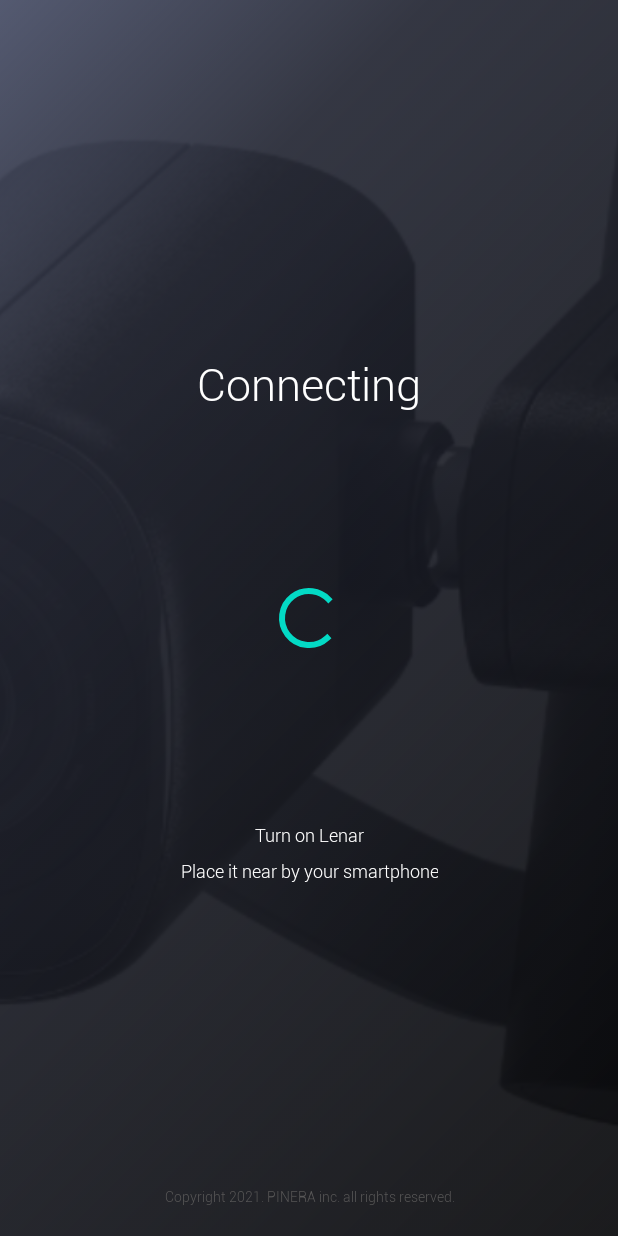
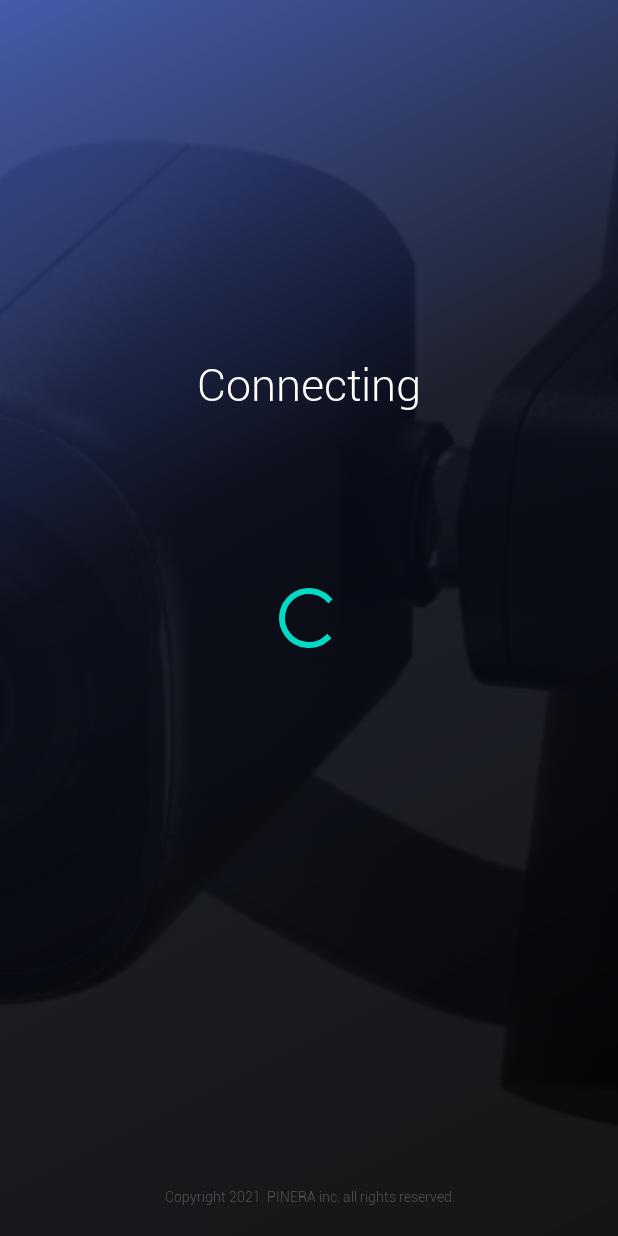
Before and after one commit to korangko/lenarv03, an Android app: the layout activity_connect1.xml on its own in the app's theme, with its tools: preview values and no code run, on a phone screen of 412 x 824 dp. Run offline under Robolectric (Android 15) with nearby library versions, the phone set to English and light mode, and no system bars; plain views replace SpinKitView.

Commit message:
lenar 210706

```diff
--- a/app/src/main/java/com/example/lenarv03/utils/WifiConnect.java
+++ b/app/src/main/java/com/example/lenarv03/utils/WifiConnect.java
@@ -14,8 +14,8 @@ import static android.content.Context.WIFI_SERVICE;
 
 public class WifiConnect {
 
-    public static Boolean LenarConnected = true;
-    String LenarSSID = "KT_GiGA_5G_Wave2_6613";
+    public static Boolean LenarConnected = false;
+    String LenarSSID = "T_GiGA_5G_Wave2_6613";
 
 
     public void connectLenar(Activity mActivity) {
--- /dev/null
+++ b/app/src/main/res/drawable/background2.xml
@@ -0,0 +1,15 @@
+<?xml version="1.0" encoding="utf-8"?>
+<shape xmlns:android="http://schemas.android.com/apk/res/android" android:shape="rectangle" >
+    <gradient
+        android:angle="315"
+        android:centerX="40%"
+        android:startColor="#364EA6"
+        android:centerColor="#090C19"
+        android:endColor="#000000"
+        android:type="linear"
+        />
+    <size
+        android:width="100dp"
+        android:height="100dp"
+        />
+</shape>
--- a/app/src/main/res/drawable/shape_roundsquare.xml
+++ b/app/src/main/res/drawable/shape_roundsquare.xml
@@ -1,7 +1,7 @@
 <?xml version="1.0" encoding="utf-8"?>
 <shape xmlns:android="http://schemas.android.com/apk/res/android" android:shape="rectangle" >
     <corners
-        android:radius="30dp"
+        android:radius="10dp"
         />
 
     <size
@@ -10,6 +10,6 @@
         />
 
     <solid
-        android:color="@color/main_theme_color"
+        android:color="#33000000"
         />
 </shape>
--- a/app/src/main/res/layout/activity_connect1.xml
+++ b/app/src/main/res/layout/activity_connect1.xml
@@ -10,8 +10,7 @@
         android:id="@+id/imageView5"
         android:layout_width="match_parent"
         android:layout_height="match_parent"
-        android:scaleType="centerCrop"
-        android:src="@drawable/background"
+        android:background="@drawable/background2"
         app:layout_constraintStart_toStartOf="parent"
         app:layout_constraintTop_toTopOf="parent" />
 
@@ -38,28 +37,14 @@
         app:layout_constraintTop_toTopOf="parent"
         app:layout_constraintVertical_bias="0.3" />
 
+
     <TextView
-        android:id="@+id/textView2"
+        android:id="@+id/textView5"
         android:layout_width="wrap_content"
         android:layout_height="wrap_content"
-        android:fontFamily="@font/robotolight"
-        android:lineSpacingExtra ="10dp"
-        android:text="Turn on Lenar\nPlace it near by your smartphone"
-        android:textColor="@color/white"
-        android:gravity="center"
-        android:textSize="12dp"
-        app:layout_constraintVertical_bias="0.7"
-        app:layout_constraintBottom_toBottomOf="parent"
-        app:layout_constraintEnd_toEndOf="parent"
-        app:layout_constraintStart_toStartOf="parent"
-        app:layout_constraintTop_toTopOf="parent" />
-
-    <TextView
-        android:layout_width="wrap_content"
-        android:layout_height="wrap_content"
+        android:layout_marginBottom="20dp"
         android:fontFamily="@font/robotolight"
         android:gravity="center"
-        android:layout_marginBottom="20dp"
         android:text="Copyright 2021. PINERA inc. all rights reserved."
         android:textColor="#595858"
         android:textSize="9dp"
@@ -74,17 +59,17 @@
         android:layout_height="45dp"
         android:src="@drawable/ic_check"
         android:visibility="gone"
-        app:layout_constraintBottom_toTopOf="@+id/textView2"
-        app:layout_constraintEnd_toEndOf="@+id/imageView5"
+        app:layout_constraintBottom_toBottomOf="parent"
+        app:layout_constraintEnd_toEndOf="parent"
         app:layout_constraintStart_toStartOf="parent"
-        app:layout_constraintTop_toBottomOf="@+id/status_text" />
-
+        app:layout_constraintTop_toTopOf="parent" />
 
     <androidx.constraintlayout.widget.ConstraintLayout
         android:visibility="gone"
         android:id="@+id/connection_fail_layout"
         android:layout_width="wrap_content"
         android:layout_height="wrap_content"
+        android:onClick="reconnect_btn_click"
         app:layout_constraintBottom_toBottomOf="@+id/imageView5"
         app:layout_constraintEnd_toEndOf="@+id/imageView5"
         app:layout_constraintStart_toStartOf="parent"
@@ -110,7 +95,6 @@
             android:background="@drawable/shape_roundsquare"
             android:fontFamily="@font/robotolight"
             android:gravity="center"
-            android:onClick="reconnect_btn_click"
             android:padding="10dp"
             android:text="Reconnect"
             android:textColor="@color/white"
@@ -119,23 +103,6 @@
             app:layout_constraintEnd_toEndOf="parent"
             app:layout_constraintStart_toStartOf="parent"
             app:layout_constraintTop_toBottomOf="@+id/failsign" />
-
-        <TextView
-            android:id="@+id/textView6"
-            android:layout_width="wrap_content"
-            android:layout_height="wrap_content"
-            android:layout_gravity="center"
-            android:layout_marginBottom="15dp"
-            android:fontFamily="@font/robotolight"
-            android:gravity="center"
-            android:lineSpacingExtra="10dp"
-            android:text="Connection fail"
-            android:textColor="@color/white"
-            android:textSize="14dp"
-            app:layout_constraintBottom_toTopOf="@+id/failsign"
-            app:layout_constraintEnd_toEndOf="parent"
-            app:layout_constraintStart_toStartOf="parent" />
-
 
     </androidx.constraintlayout.widget.ConstraintLayout>
 
--- a/app/src/main/res/layout/activity_splash.xml
+++ b/app/src/main/res/layout/activity_splash.xml
@@ -9,8 +9,7 @@
         android:id="@+id/imageView5"
         android:layout_width="match_parent"
         android:layout_height="match_parent"
-        android:scaleType="centerCrop"
-        android:src="@drawable/background"
+        android:background="@drawable/background2"
         app:layout_constraintStart_toStartOf="parent"
         app:layout_constraintTop_toTopOf="parent" />
 
```
Also changed, not shown: app/src/main/java/com/example/lenarv03/utils/RtmpSender.java (added, +53 -0 lines), app/src/main/res/layout/activity_streamingsetting.xml (+6 -6 lines).
